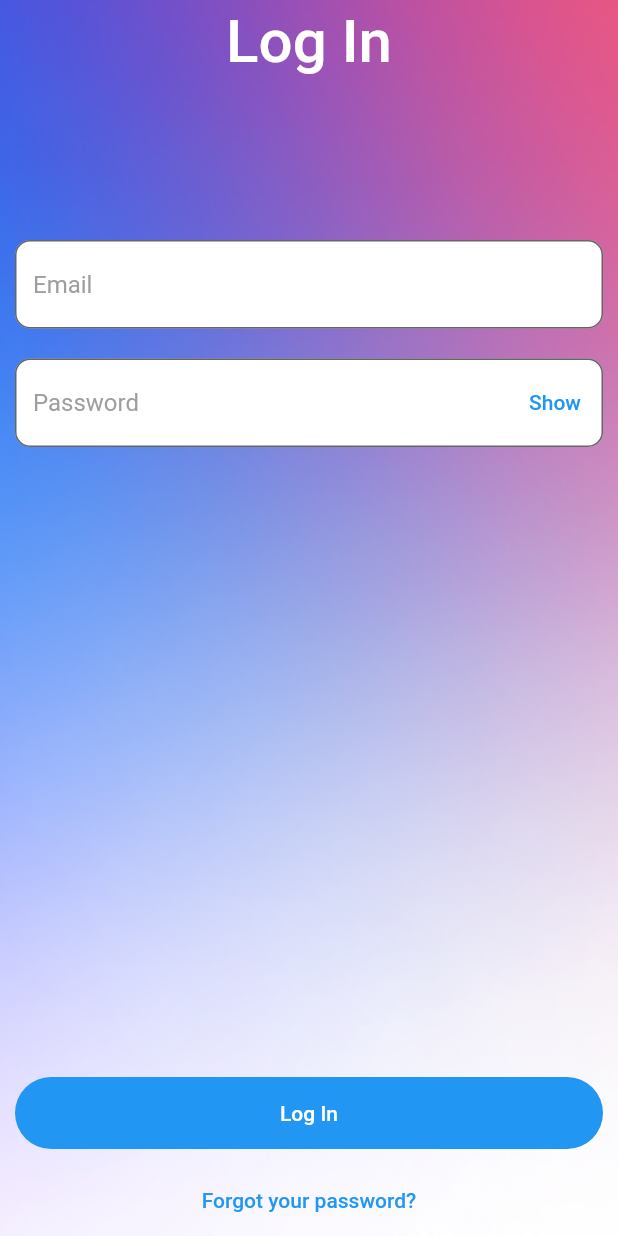
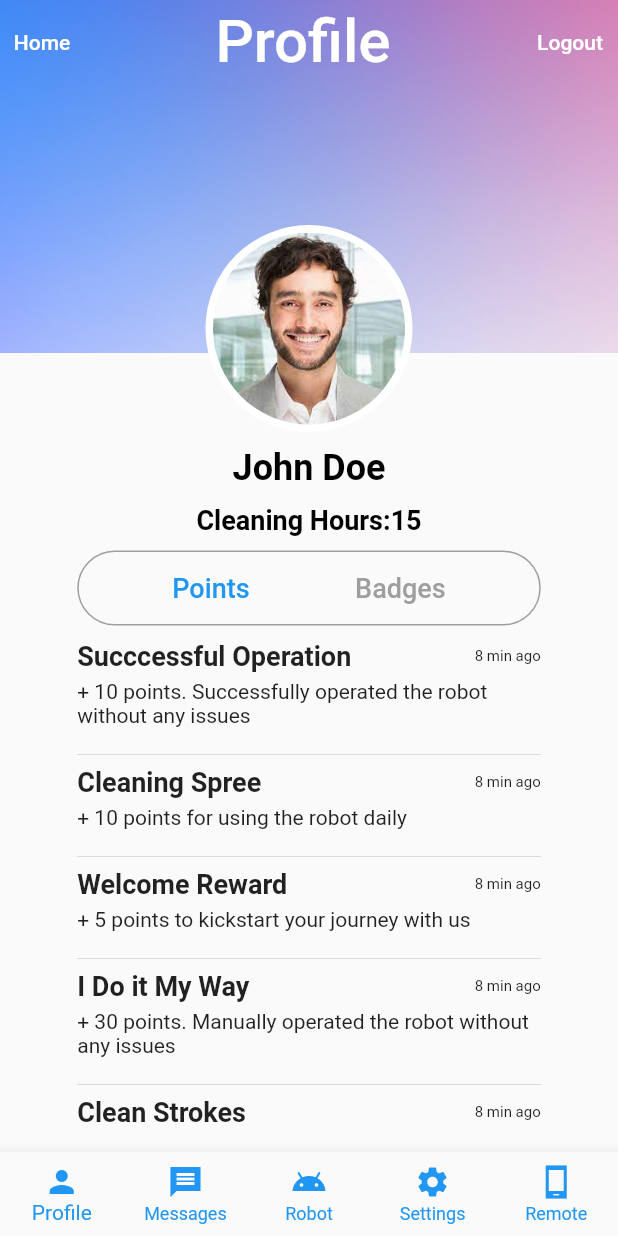
Before and after one commit to ERJoseJohnson/lionsbot-test, a Flutter app: the screen it shows after launch, after a tap on "Log In", on a phone screen of 412 x 824 dp. Run offline on Flutter 3.47's test engine with Material 2 defaults, Android fonts, the phone set to English and light mode, and no system bars.

Commit message:
feat: UI profile page

```diff
--- /dev/null
+++ b/lib/constants.dart
@@ -0,0 +1,74 @@
+
+final List<Achievement> constantPointsList = [
+  Achievement(
+    itemTitle: "Succcessful Operation",
+    itemDescription: "+ 10 points. Successfully operated the robot without any issues",
+    itemTimeElapsed: "8 min ago"
+  ),
+  Achievement(
+    itemTitle: "Cleaning Spree",
+    itemDescription: "+ 10 points for using the robot daily",
+    itemTimeElapsed: "8 min ago"
+  ),
+  Achievement(
+    itemTitle: "Welcome Reward",
+    itemDescription: "+ 5 points to kickstart your journey with us",
+    itemTimeElapsed: "8 min ago"
+  ),
+  Achievement(
+    itemTitle: "I Do it My Way",
+    itemDescription: "+ 30 points. Manually operated the robot without any issues",
+    itemTimeElapsed: "8 min ago"
+  ),
+  Achievement(
+    itemTitle: "Clean Strokes",
+    itemDescription: "+ 20 points. Successfully operated the feather duster",
+    itemTimeElapsed: "8 min ago"
+  ),
+];
+
+final List<Achievement> constantBadgesList = [
+  Achievement(
+    itemTitle: "Super Cleaner",
+    itemDescription: "+ 10 points. Clean out a room in 15 minutes",
+    itemTimeElapsed: "10 June 2020"
+  ),
+  Achievement(
+    itemTitle: "Beat the Dirt",
+    itemDescription: "+ 15 points. Successfully operated the vacuum feature for more than 20 minutes",
+    itemTimeElapsed: "2 weeks ago"
+  ),
+  Achievement(
+    itemTitle: "Chum the Waters",
+    itemDescription: "+ 5 points. Replace the water housing unit",
+    itemTimeElapsed: "2 days ago"
+  ),
+  Achievement(
+    itemTitle: "Cleaner's Best Friend",
+    itemDescription: "+ 20 points. First interaction with a robot",
+    itemTimeElapsed: "8 min ago"
+  ),
+  Achievement(
+    itemTitle: "Fleet Commander",
+    itemDescription: "+ 50 points. Successfully operate more than 5 robots at a time",
+    itemTimeElapsed: "8 min ago"
+  ),
+];
+
+class Achievement{
+  String itemTitle;
+  String itemTimeElapsed;
+  String itemDescription;
+
+  Achievement({required this.itemTitle, required this.itemTimeElapsed, required this.itemDescription});
+}
+
+class User {
+  String username;
+  int cleaningHours;
+  List<Achievement> pointsList;
+  List<Achievement> badgesList;
+
+  User({required this.username, required this.cleaningHours, required this.pointsList, required this.badgesList});
+
+}
--- a/lib/main.dart
+++ b/lib/main.dart
@@ -1,5 +1,6 @@
 import 'package:flutter/material.dart';
 import 'package:lionsbot_test/pages/login.dart';
+import 'package:lionsbot_test/pages/profile.dart';
 
 void main() {
   runApp(MyApp());
@@ -15,7 +16,7 @@ class MyApp extends StatelessWidget {
       ),
       routes: {
         '/': (context) => LoginPage(title: "Login"),
-        '/profile': (context) => LoginPage(title: 'Profile'),
+        '/profile': (context) => ProfilePage(title: 'Profile'),
         '/remote': (context) => LoginPage(title: 'Remote Control'),
       },
       initialRoute: '/',
--- a/lib/pages/login.dart
+++ b/lib/pages/login.dart
@@ -104,7 +104,9 @@ class _LoginPageState extends State<LoginPage> {
                             border: Border(),
                           ),
                           child: TextButton(
-                            onPressed: (){},
+                            onPressed: (){
+                              Navigator.pushNamed(context, "/profile");
+                            },
                             child: Text(
                               "Log In",
                               style: TextStyle(color: Colors.white),
--- a/lib/pages/profile.dart
+++ b/lib/pages/profile.dart
@@ -0,0 +1,247 @@
+import 'package:flutter/material.dart';
+import 'package:lionsbot_test/constants.dart';
+import 'package:lionsbot_test/pages/profileListItem.dart';
+
+
+class ProfilePage extends StatefulWidget {
+  ProfilePage({Key? key, required this.title}) : super(key: key);
+
+  final String title;
+
+  @override
+  _ProfilePageState createState() => _ProfilePageState();
+}
+
+class _ProfilePageState extends State<ProfilePage> {
+  late List<Achievement> _pointsList;
+  late List<Achievement> _badgesList;
+
+  @override
+  void initState() {
+    this._pointsList = constantPointsList;
+    this._badgesList = constantBadgesList;
+    super.initState();
+  }
+
+  @override
+  Widget build(BuildContext context) {
+    return Scaffold(
+      appBar: AppBar(
+        elevation: 0.0,
+        backgroundColor: Colors.transparent,
+        leading: TextButton(
+          child: Text(
+            "Home",
+            style: TextStyle(
+              color: Colors.white,
+              ),
+          ),
+          onPressed: () {
+            print("Go home");
+          },
+        ),
+        title: Center(
+          child: Text("Profile",style: TextStyle(
+            color: Colors.white,
+            fontSize: 40),),
+        ),
+        actions: [
+          TextButton(
+            onPressed: (){},
+            child: Text(
+              "Logout",
+              style: TextStyle(
+                color: Colors.white
+              ),
+            ),
+          )
+        ],
+      ),
+      extendBodyBehindAppBar: true,
+      body: Stack(
+        children: [
+          Container(
+            height: MediaQuery.of(context).size.height/3.5,
+            decoration: BoxDecoration(
+              image: DecorationImage(
+                image: AssetImage("assets/background.png"),
+                fit: BoxFit.cover),
+            ),
+          ),
+          Positioned(
+            child: Align(
+              alignment: Alignment.topCenter,
+              child: Column(
+                children: [
+                  SizedBox(
+                  height: 150
+                ),
+                  Container(
+                    padding: EdgeInsets.all(5),
+                    decoration: BoxDecoration(
+                      shape: BoxShape.circle,
+                      color: Colors.white,
+                    ),
+                    // color: Colors.white,
+                    child: ClipOval(
+                      child: Material(
+                        color: Colors.transparent,
+                        child: Ink.image(
+                          image: AssetImage("assets/JohnDoe.jpeg"),
+                          fit: BoxFit.cover,
+                          width: 128,
+                          height: 128,
+                        ),
+                      ),
+                    ),
+                  ),
+                  SizedBox(
+                    height: 10,
+                  ),
+                  Text(
+                    "John Doe",
+                    style: TextStyle(
+                      color: Colors.black,
+                      fontSize: 24,
+                      fontWeight: FontWeight.bold,
+                    ),
+                  ),
+                  SizedBox(
+                    height: 10,
+                  ),
+                  Row(
+                    mainAxisAlignment: MainAxisAlignment.center,
+                    children: [
+                      Text(
+                        "Cleaning Hours:",
+                        style: TextStyle(
+                          color: Colors.black,
+                          fontSize: 18,
+                          fontWeight: FontWeight.bold,
+                        ),
+                      ),
+                      Text(
+                        "15",
+                        style: TextStyle(
+                          color: Colors.black,
+                          fontSize: 18,
+                          fontWeight: FontWeight.bold,
+                        ),
+                      )
+                    ],
+                  ),
+                  SizedBox(
+                    height: 10,
+                  ),
+                  Container(
+                    width: MediaQuery.of(context).size.width*3/4,
+                    decoration: BoxDecoration(
+                      borderRadius: BorderRadius.all(
+                        Radius.circular(50)
+                      ),
+                      border: Border.all(
+                        color: Colors.grey
+                      )
+                    ),
+                    child: Row(
+                      mainAxisAlignment: MainAxisAlignment.spaceEvenly,
+                      children: [
+                        TextButton(
+                          onPressed: () {},
+                          child: Text(
+                            "Points",
+                            style: TextStyle(
+                              fontSize: 18
+                            ),
+                          )
+                        ),
+                        TextButton(
+                          onPressed: () {},
+                          child: Text(
+                            "Badges",
+                            style: TextStyle(
+                              fontSize: 18,
+                              color: Colors.grey
+                            ),
+                          )
+                        ),
+                      ],
+                    ),
+                  ),
+                  SizedBox(
+                    height: 10,
+                  ),
+                  Expanded(
+                    child: ScrollConfiguration(
+                      behavior: MyScrollBehavior(),
+                      child: ListView.builder(
+                        padding: EdgeInsets.only(
+                          left: MediaQuery.of(context).size.width/8,
+                          right: MediaQuery.of(context).size.width/8
+                        ),
+                        itemCount: this._badgesList.length,
+                        itemBuilder: (context, int index){
+                          print(index);
+                          return ProfileListItem(
+                            itemTitle: this._pointsList[index].itemTitle,
+                            itemDescription: this._pointsList[index].itemDescription,
+                            itemTimeElapsed: this._pointsList[index].itemTimeElapsed
+                          );
+                        }
+                      ),
+                    ),
+                  ),
+                  SizedBox(
+                    height: 10,
+                  ),
+                ],
+              ),
+            ),
+          ),
+        ]
+      ),
+      bottomNavigationBar: BottomNavigationBar(
+        type: BottomNavigationBarType.fixed,
+        unselectedItemColor: Colors.blue,
+        unselectedLabelStyle: TextStyle(color: Colors.blue),
+        // selectedLabelStyle: TextStyle(color: Colors.lightBlue),
+        // selectedItemColor: Colors.lightBlue,
+        items: [
+          BottomNavigationBarItem(
+            icon: Icon(
+              Icons.person),
+            label: "Profile"
+          ),
+          BottomNavigationBarItem(
+            icon: Icon(
+              Icons.message_sharp),
+            label: "Messages"
+          ),
+          BottomNavigationBarItem(
+            icon: Icon(
+              Icons.android),
+            label: "Robot"
+          ),
+          BottomNavigationBarItem(
+            icon: Icon(
+              Icons.settings),
+            label: "Settings"
+          ),
+          BottomNavigationBarItem(
+            icon: Icon(
+              Icons.phone_android_sharp),
+            label: "Remote"
+          ),
+        ],
+      ),
+    );
+  }
+}
+
+class MyScrollBehavior extends ScrollBehavior {
+  @override
+  Widget buildViewportChrome(
+      BuildContext context, Widget child, AxisDirection axisDirection) {
+    return child;
+  }
+}
--- /dev/null
+++ b/lib/pages/profileListItem.dart
@@ -0,0 +1,51 @@
+import 'package:flutter/material.dart';
+
+// ignore: must_be_immutable
+class ProfileListItem extends StatelessWidget {
+  String itemTitle;
+  String itemTimeElapsed;
+  String itemDescription;
+
+  ProfileListItem({required this.itemTitle,required this.itemDescription, required this.itemTimeElapsed});
+
+  @override
+  Widget build(BuildContext context) {
+    return Container(
+      width: MediaQuery.of(context).size.width*2.5/4,
+      child: Column(
+        children: [
+          Row(
+            mainAxisAlignment: MainAxisAlignment.spaceBetween,
+            children: [
+              Text(
+                this.itemTitle,
+                style: TextStyle(
+                  fontSize: 18,
+                  fontWeight: FontWeight.bold
+                ),
+              ),
+              Text(
+                this.itemTimeElapsed,
+                style: TextStyle(
+                  fontSize: 10,
+                  fontWeight: FontWeight.w400
+                ),
+              )
+            ],
+          ),
+          SizedBox(
+            height:5
+          ),
+          Align(
+            alignment: Alignment.centerLeft,
+            child: Text(this.itemDescription)
+          ),
+          SizedBox(
+            height:10
+          ),
+          Divider()
+        ],
+      ),
+    );
+  }
+}
--- a/pubspec.yaml
+++ b/pubspec.yaml
@@ -48,6 +48,7 @@ flutter:
   assets:
     - assets/Background.png
     - assets/background.png
+    - assets/JohnDoe.jpeg
   #   - images/a_dot_ham.jpeg
 
   # An image asset can refer to one or more resolution-specific "variants", see
```
Also changed, not shown: assets/JohnDoe.jpeg (added).
